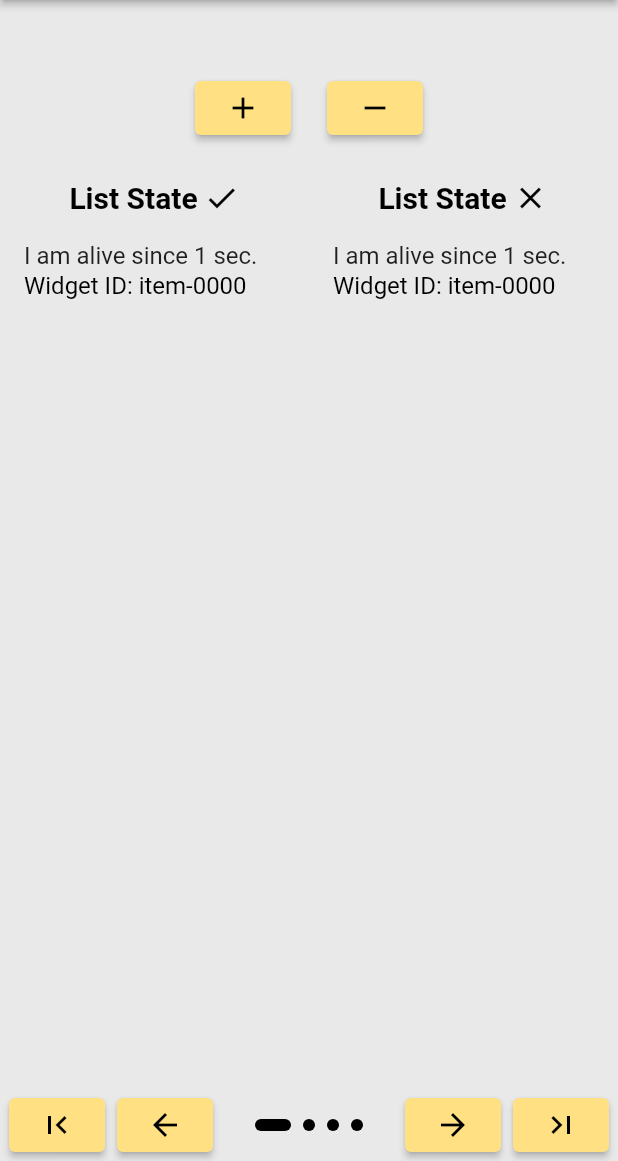
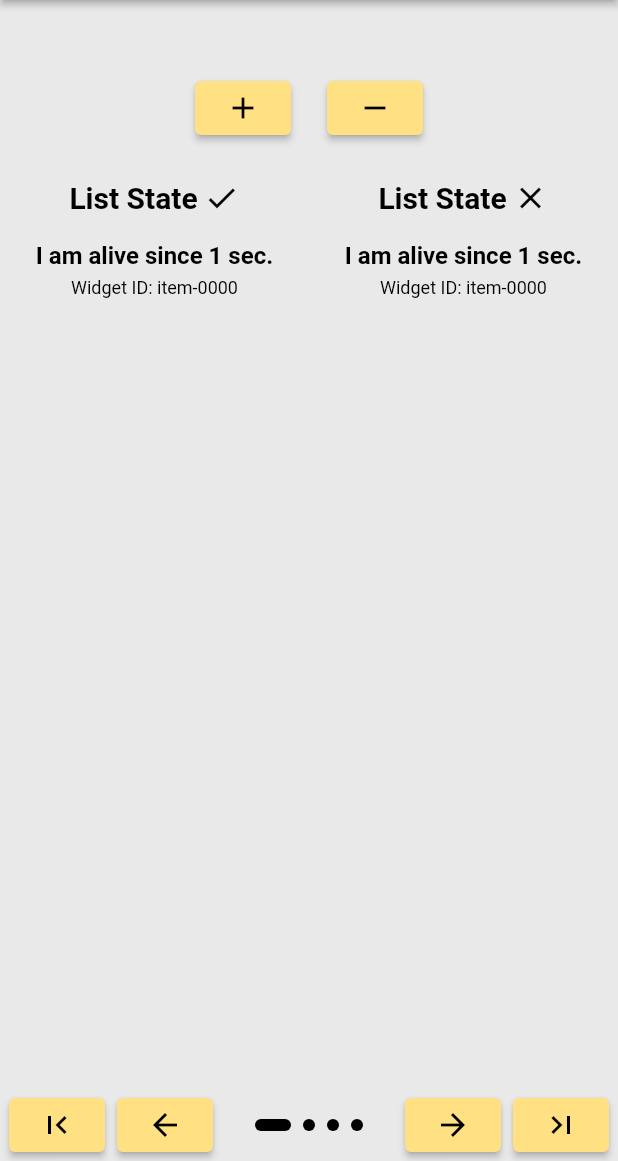
Before and after one commit to JeFrDeSa/playground, a Flutter app: the screen it shows after launch, after a tap on the "add" icon, on a phone screen of 412 x 824 dp, the part 75-1236 px from its top. Run offline on Flutter 3.47's test engine with Material 2 defaults, Android fonts, the light colour scheme and no system bars; Roboto replaces fonts that are missing (LocalAssetFont).

Commit message:
Initial 'exercises_dart' commit

```diff
--- a/listings/lib/list_element_state/list_elements.dart
+++ b/listings/lib/list_element_state/list_elements.dart
@@ -73,8 +73,16 @@ class ListElementStateRefreshItemState
   @override
   Widget build(BuildContext context) {
     return ListTile(
-      title: Text("I am alive since $_aliveSinceSeconds sec."),
-      subtitle: Text("Widget ID: ${widget.id}"),
+      title: Text(
+        "I am alive since $_aliveSinceSeconds sec.",
+        textAlign: TextAlign.center,
+        style: Theme.of(context).textTheme.bodyLarge,
+      ),
+      subtitle: Text(
+        "Widget ID: ${widget.id}",
+        textAlign: TextAlign.center,
+        style: Theme.of(context).textTheme.bodySmall,
+      ),
     );
   }
 }
```
